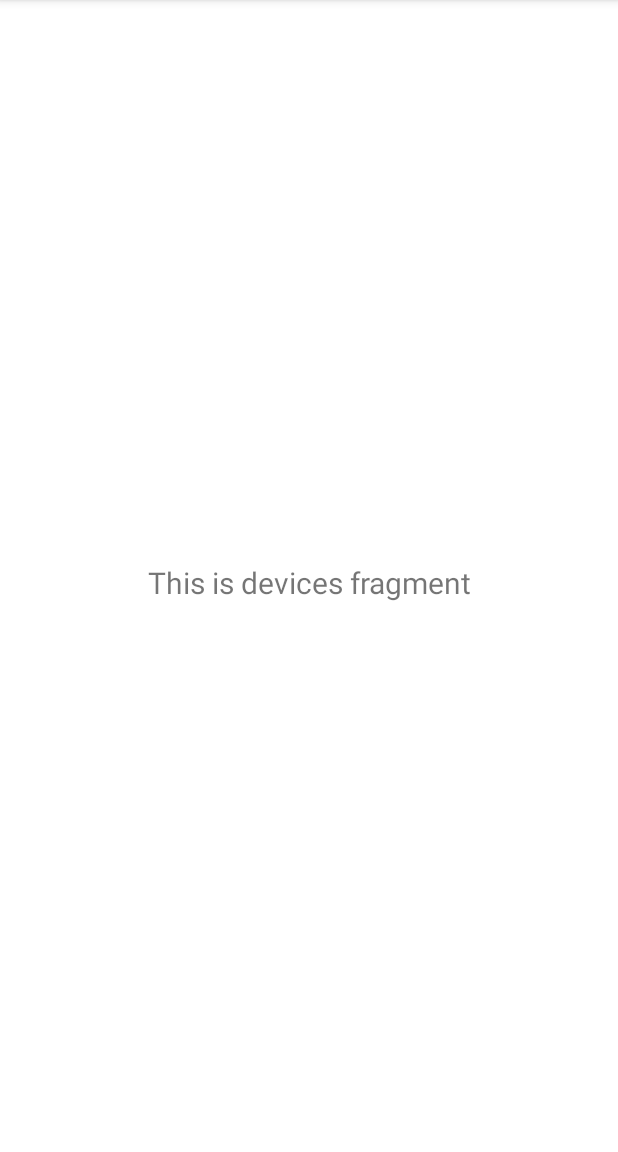
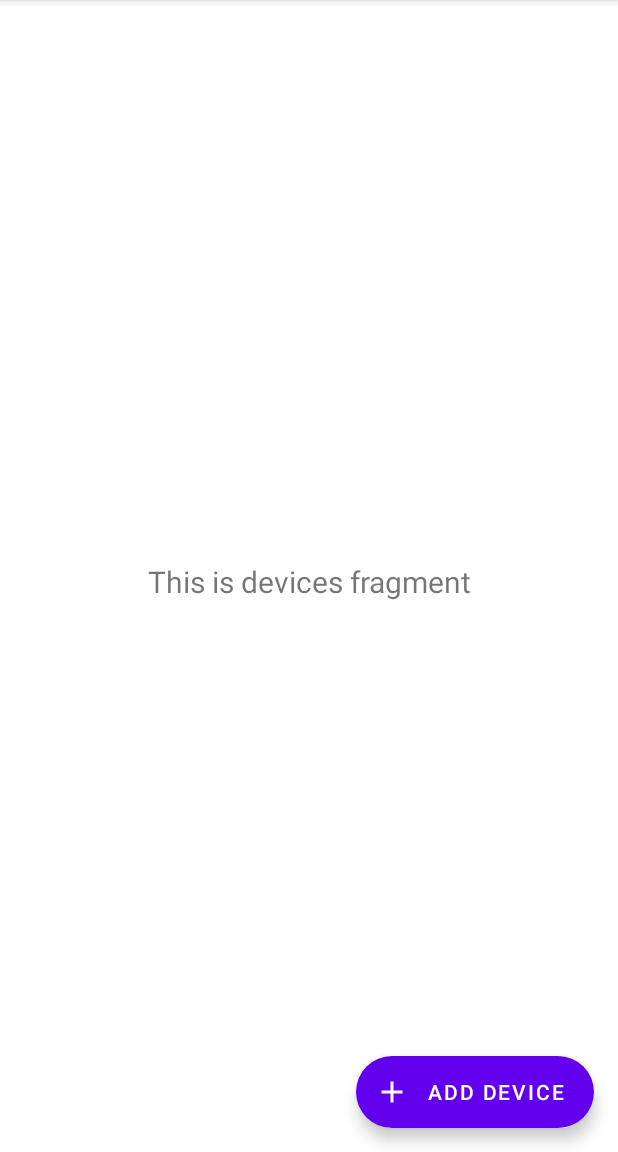
Before and after one commit to N01300070-Humber/AutomaHome, an Android app: the fragment DevicesFragment shown on its own in the app's theme, on a phone screen of 412 x 824 dp, the part 84-1236 px from its top. Run offline under Robolectric (Android 15) with nearby library versions, the phone set to English and light mode, and no system bars.

Commit message:
Changed DevicesFragment layout to CoordinatorLayout and added an Extended FAB with new style, string resource, and icon

```diff
--- a/app/src/main/res/layout/fragment_devices.xml
+++ b/app/src/main/res/layout/fragment_devices.xml
@@ -1,5 +1,5 @@
 <?xml version="1.0" encoding="utf-8"?>
-<androidx.constraintlayout.widget.ConstraintLayout xmlns:android="http://schemas.android.com/apk/res/android"
+<androidx.coordinatorlayout.widget.CoordinatorLayout xmlns:android="http://schemas.android.com/apk/res/android"
 	xmlns:app="http://schemas.android.com/apk/res-auto"
 	xmlns:tools="http://schemas.android.com/tools"
 	android:layout_width="match_parent"
@@ -10,14 +10,22 @@
 		android:id="@+id/text_devices"
 		android:layout_width="match_parent"
 		android:layout_height="wrap_content"
+		android:layout_gravity="center"
 		android:layout_marginStart="8dp"
 		android:layout_marginTop="8dp"
 		android:layout_marginEnd="8dp"
 		android:textAlignment="center"
-		android:textSize="20sp"
-		app:layout_constraintBottom_toBottomOf="parent"
-		app:layout_constraintEnd_toEndOf="parent"
-		app:layout_constraintStart_toStartOf="parent"
-		app:layout_constraintTop_toTopOf="parent" />
+		android:textSize="20sp" />
 
-</androidx.constraintlayout.widget.ConstraintLayout>
+	<com.google.android.material.floatingactionbutton.ExtendedFloatingActionButton
+		android:id="@+id/extendedFAB_add_device"
+		style="@style/Widget.AutomaHome.ExtFAB.PrimaryColour"
+		android:layout_width="wrap_content"
+		android:layout_height="wrap_content"
+		android:layout_gravity="bottom|end"
+		android:layout_margin="16dp"
+		android:clickable="true"
+		android:focusable="true"
+		android:text="@string/fab_add_device"
+		app:icon="@drawable/ic_add" />
+</androidx.coordinatorlayout.widget.CoordinatorLayout>
```
